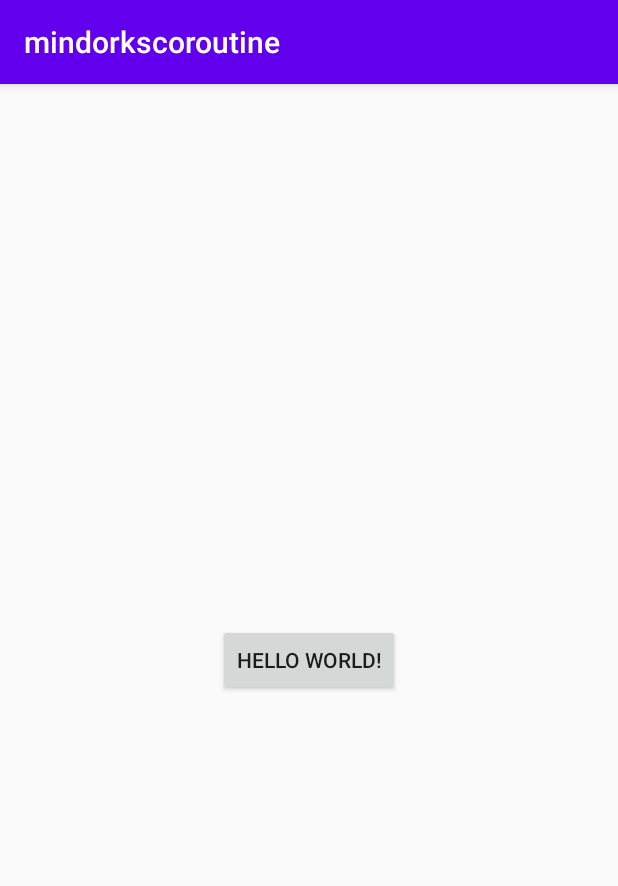
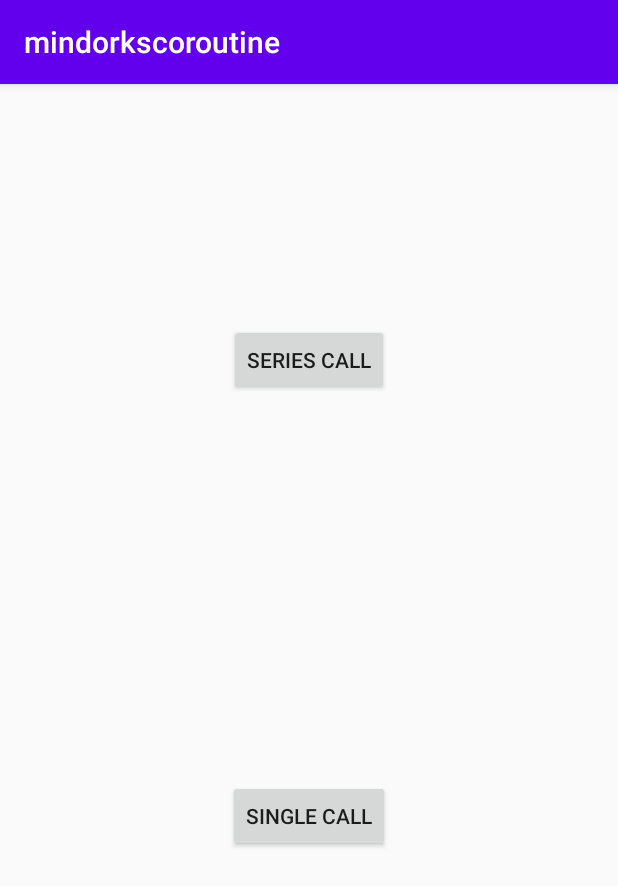
Before and after one commit to Ranawatt/KotlinCoroutines, an Android app: the screen it shows after launch (MainActivity), on a phone screen of 412 x 824 dp. Shown: the top 886 px of the screen. Run offline under Robolectric (Android 15) with nearby library versions, the phone set to English and light mode, and no system bars.

```diff
--- a/mindorkscoroutine/src/main/AndroidManifest.xml
+++ b/mindorkscoroutine/src/main/AndroidManifest.xml
@@ -1,6 +1,8 @@
 <?xml version="1.0" encoding="utf-8"?>
 <manifest xmlns:android="http://schemas.android.com/apk/res/android"
     package="com.example.mindorkscoroutine">
+
+    <uses-permission android:name="android.permission.INTERNET"/>
 
     <application
         android:allowBackup="true"
--- a/mindorkscoroutine/src/main/java/com/example/mindorkscoroutine/MainActivity.kt
+++ b/mindorkscoroutine/src/main/java/com/example/mindorkscoroutine/MainActivity.kt
@@ -14,7 +14,7 @@ class MainActivity : AppCompatActivity() {
         setContentView(R.layout.activity_main)
     }
 
-    fun startSingleNetworkCallActivity(view: View) {
+    fun singleNetworkCallActivity(view: View) {
         startActivity(Intent(this, SingleNetworkCallActivity::class.java))
     }
     fun seriesNetworkCallActivity(view: View) {
--- a/mindorkscoroutine/src/main/java/com/example/mindorkscoroutine/data/api/RetrofitBuilder.kt
+++ b/mindorkscoroutine/src/main/java/com/example/mindorkscoroutine/data/api/RetrofitBuilder.kt
@@ -5,8 +5,8 @@ import retrofit2.converter.gson.GsonConverterFactory
 
 object RetrofitBuilder {
 
-    private const val BASE_URL = "https://5e510330f2c0147c034c.mockapi.io"
-
+    private const val BASE_URL = "https://5e510330f2c0d300147c034c.mockapi.io/"
+//    private const val BASE_URL = "https://demo9376629.mockable.io/"
     private fun getRetrofit(): Retrofit {
         return Retrofit.Builder()
             .baseUrl(BASE_URL)
--- a/mindorkscoroutine/src/main/res/layout/activity_main.xml
+++ b/mindorkscoroutine/src/main/res/layout/activity_main.xml
@@ -1,5 +1,6 @@
 <?xml version="1.0" encoding="utf-8"?>
-<androidx.constraintlayout.widget.ConstraintLayout xmlns:android="http://schemas.android.com/apk/res/android"
+<androidx.constraintlayout.widget.ConstraintLayout
+    xmlns:android="http://schemas.android.com/apk/res/android"
     xmlns:app="http://schemas.android.com/apk/res-auto"
     xmlns:tools="http://schemas.android.com/tools"
     android:layout_width="match_parent"
@@ -7,13 +8,25 @@
     tools:context=".MainActivity">
 
     <Button
+        android:id="@id/seriesButton"
         android:layout_width="wrap_content"
         android:layout_height="wrap_content"
-        android:text="Hello World!"
         android:onClick="seriesNetworkCallActivity"
+        android:text="Series Call"
+        android:layout_marginTop="160dp"
+        app:layout_constraintTop_toTopOf="parent"
+        app:layout_constraintLeft_toLeftOf="parent"
+        app:layout_constraintRight_toRightOf="parent"/>
+
+    <Button
+        android:id="@+id/singleButton"
+        android:layout_width="wrap_content"
+        android:layout_height="wrap_content"
+        android:onClick="singleNetworkCallActivity"
+        android:text="Single Call"
         app:layout_constraintBottom_toBottomOf="parent"
         app:layout_constraintLeft_toLeftOf="parent"
         app:layout_constraintRight_toRightOf="parent"
-        app:layout_constraintTop_toTopOf="parent" />
+        app:layout_constraintTop_toBottomOf="@+id/seriesButton" />
 
 </androidx.constraintlayout.widget.ConstraintLayout>
```
Also changed, not shown: mindorkscoroutine/build.gradle (+8 -1 lines), mindorkscoroutine/src/main/java/com/example/mindorkscoroutine/data/local/DatabaseBuilder.kt (+3 -6 lines), mindorkscoroutine/src/main/java/com/example/mindorkscoroutine/learn/retrofit/series/SeriesNetworkCallActivity.kt (+6 -1 lines).
